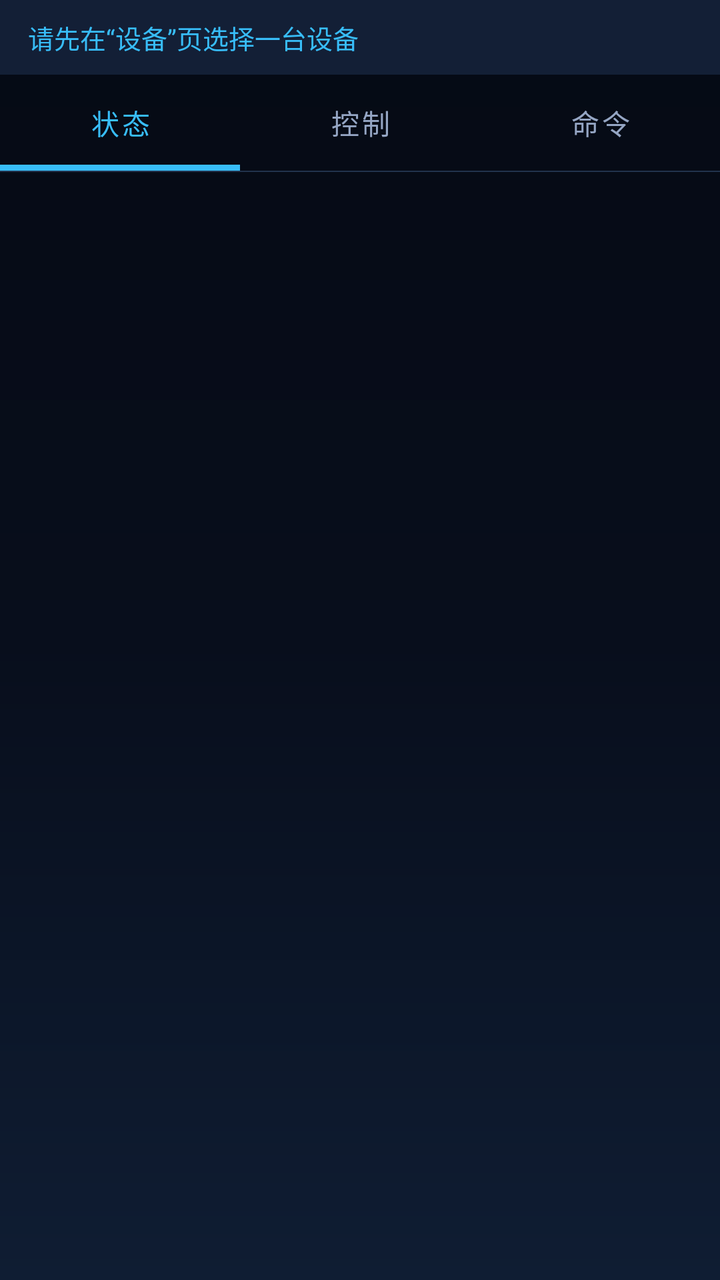
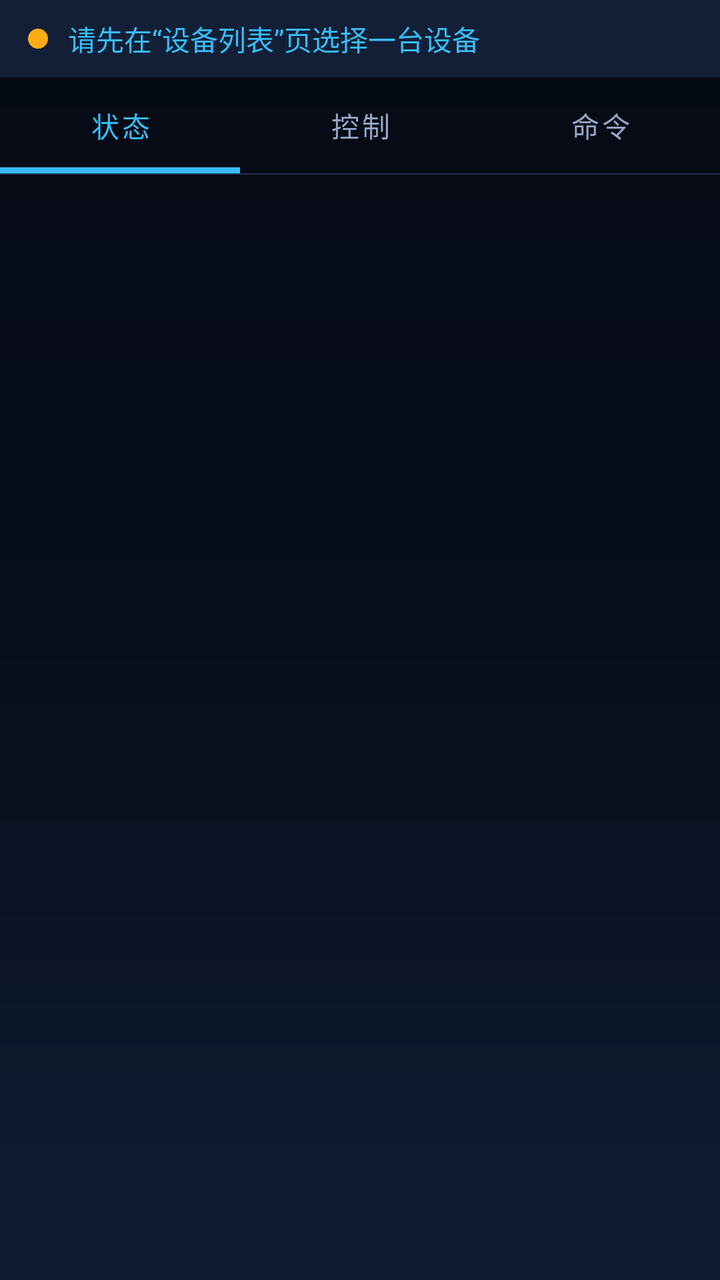

The first picture is an Android layout as it rendered before a commit; the second is the same layout after the commit. The layout source and the unified diff follow.
<!-- AndroidManifest.xml: application theme Theme.RPiMqtt -->
<!-- res/layout/fragment_device_detail.xml -->
<?xml version="1.0" encoding="utf-8"?>
<LinearLayout xmlns:android="http://schemas.android.com/apk/res/android"
    xmlns:app="http://schemas.android.com/apk/res-auto"
    android:layout_width="match_parent"
    android:layout_height="match_parent"
    android:orientation="vertical"
    android:background="@android:color/transparent">

    <TextView
        android:id="@+id/tvCurrentDevice"
        android:layout_width="match_parent"
        android:layout_height="wrap_content"
        android:background="@color/card_bg"
        android:paddingStart="14dp"
        android:paddingTop="9dp"
        android:paddingEnd="14dp"
        android:paddingBottom="9dp"
        android:text="@string/no_device_selected"
        android:textColor="@color/brand_primary"
        android:textSize="13sp" />

    <com.google.android.material.tabs.TabLayout
        android:id="@+id/detailTabs"
        android:layout_width="match_parent"
        android:layout_height="wrap_content"
        android:background="@android:color/transparent"
        app:tabIndicatorColor="@color/brand_primary"
        app:tabIndicatorHeight="3dp"
        app:tabMode="fixed"
        app:tabGravity="fill"
        app:tabSelectedTextColor="@color/brand_primary"
        app:tabTextColor="@color/text_secondary">

        <com.google.android.material.tabs.TabItem
            android:layout_width="wrap_content"
            android:layout_height="wrap_content"
            android:text="@string/subtab_status" />

        <com.google.android.material.tabs.TabItem
            android:layout_width="wrap_content"
            android:layout_height="wrap_content"
            android:text="@string/subtab_control" />

        <com.google.android.material.tabs.TabItem
            android:layout_width="wrap_content"
            android:layout_height="wrap_content"
            android:text="@string/subtab_command" />
    </com.google.android.material.tabs.TabLayout>

    <View
        android:layout_width="match_parent"
        android:layout_height="0.5dp"
        android:background="@color/divider" />

    <FrameLayout
        android:id="@+id/detailContainer"
        android:layout_width="match_parent"
        android:layout_height="0dp"
        android:layout_weight="1" />

</LinearLayout>
<!-- resources referenced by this layout -->
<resources>
  <color name="brand_primary">#38BDF8</color>
  <color name="card_bg">#131F36</color>
  <color name="divider">#22334D</color>
  <color name="text_secondary">#95A6C4</color>
  <string name="no_device_selected">请先在“设备”页选择一台设备</string>
  <string name="subtab_command">命令</string>
  <string name="subtab_control">控制</string>
  <string name="subtab_status">状态</string>
  <color name="brand_primary_dark">#0EA5E9</color>
  <color name="on_accent">#04121F</color>
  <color name="brand_accent">#2DD4BF</color>
  <color name="screen_bg">#080E1C</color>
  <color name="text_primary">#EAF1FF</color>
  <color name="card_stroke">#28405F</color>
  <color name="state_error">#F87171</color>
  <color name="white">#FFFFFFFF</color>
  <color name="text_hint">#5D6D8A</color>
  <style name="ThemeOverlay.RPiMqtt.Dialog" parent="ThemeOverlay.MaterialComponents.Dark">
          <item name="colorSurface">@color/card_bg</item>
          <item name="colorOnSurface">@color/text_primary</item>
          <item name="colorPrimary">@color/brand_primary</item>
          <item name="colorOnPrimary">@color/on_accent</item>
          <item name="colorOutline">@color/card_stroke</item>
      </style>
  <!-- drawable bg_screen (drawable) -->
  <?xml version="1.0" encoding="utf-8"?>
  <shape xmlns:android="http://schemas.android.com/apk/res/android"
      android:shape="rectangle">
      <gradient
          android:angle="270"
          android:startColor="@color/screen_bg_top"
          android:centerColor="@color/screen_bg"
          android:endColor="@color/screen_bg_bottom"
          android:type="linear" />
  </shape>
  <color name="screen_bg_top">#050A14</color>
  <color name="screen_bg_bottom">#0F1D33</color>
  <!-- unchanged entries left out for length: 1 -->
</resources>

<!-- the commit's change to res/layout/fragment_device_detail.xml (unified diff, before → after) -->
@@ -6,8 +6,7 @@
     android:orientation="vertical"
     android:background="@android:color/transparent">
 
-    <TextView
-        android:id="@+id/tvCurrentDevice"
+    <LinearLayout
         android:layout_width="match_parent"
         android:layout_height="wrap_content"
         android:background="@color/card_bg"
@@ -15,9 +14,27 @@
         android:paddingTop="9dp"
         android:paddingEnd="14dp"
         android:paddingBottom="9dp"
-        android:text="@string/no_device_selected"
-        android:textColor="@color/brand_primary"
-        android:textSize="13sp" />
+        android:gravity="center_vertical"
+        android:orientation="horizontal">
+
+        <View
+            android:id="@+id/dotOnline"
+            android:layout_width="10dp"
+            android:layout_height="10dp"
+            android:background="@drawable/dot_warning" />
+
+        <TextView
+            android:id="@+id/tvCurrentDevice"
+            android:layout_width="0dp"
+            android:layout_height="wrap_content"
+            android:layout_marginStart="10dp"
+            android:layout_weight="1"
+            android:ellipsize="end"
+            android:maxLines="1"
+            android:text="@string/no_device_selected"
+            android:textColor="@color/brand_primary" />
+
+    </LinearLayout>
 
     <com.google.android.material.tabs.TabLayout
         android:id="@+id/detailTabs"
<!-- resource entries referenced after the edit -->
@@ -4,10 +4,17 @@
   <color name="card_bg">#131F36</color>
   <color name="divider">#22334D</color>
   <color name="text_secondary">#95A6C4</color>
-  <string name="no_device_selected">请先在“设备”页选择一台设备</string>
+  <!-- drawable dot_warning (drawable) -->
+  <?xml version="1.0" encoding="utf-8"?>
+  <shape xmlns:android="http://schemas.android.com/apk/res/android" android:shape="oval">
+      <solid android:color="@color/state_warning" />
+      <size android:width="10dp" android:height="10dp" />
+  </shape>
+  <string name="no_device_selected">请先在“设备列表”页选择一台设备</string>
   <string name="subtab_command">命令</string>
   <string name="subtab_control">控制</string>
   <string name="subtab_status">状态</string>
+  <color name="state_warning">#FAAD14</color>
   <color name="brand_primary_dark">#0EA5E9</color>
   <color name="on_accent">#04121F</color>
   <color name="brand_accent">#2DD4BF</color>
